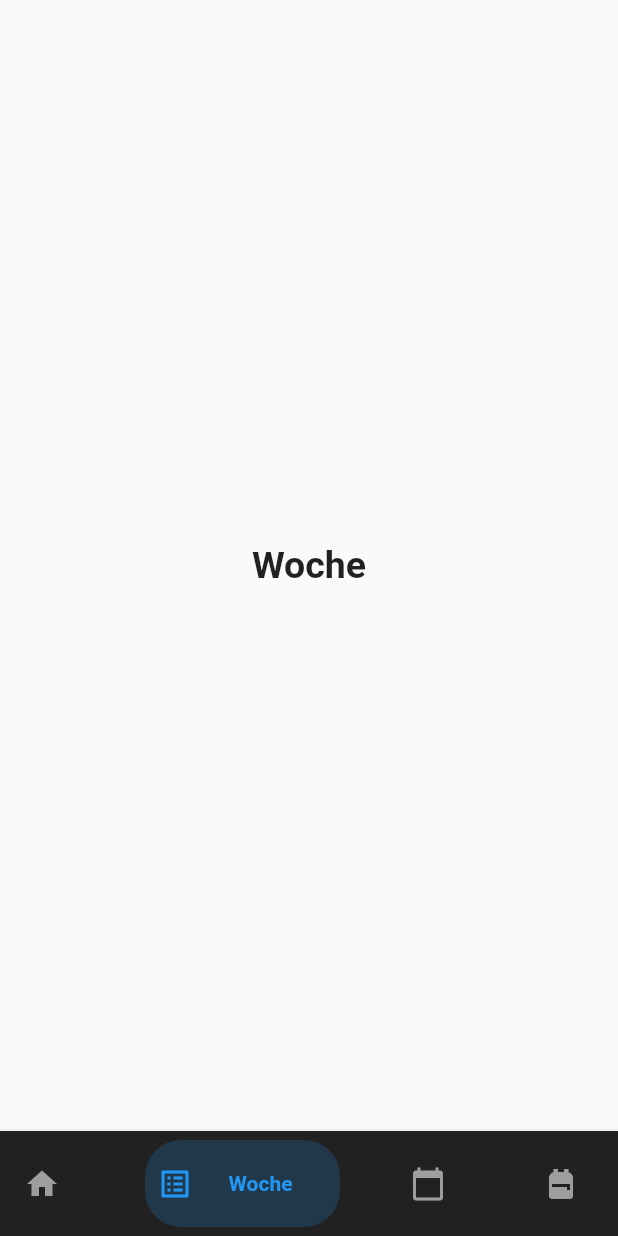
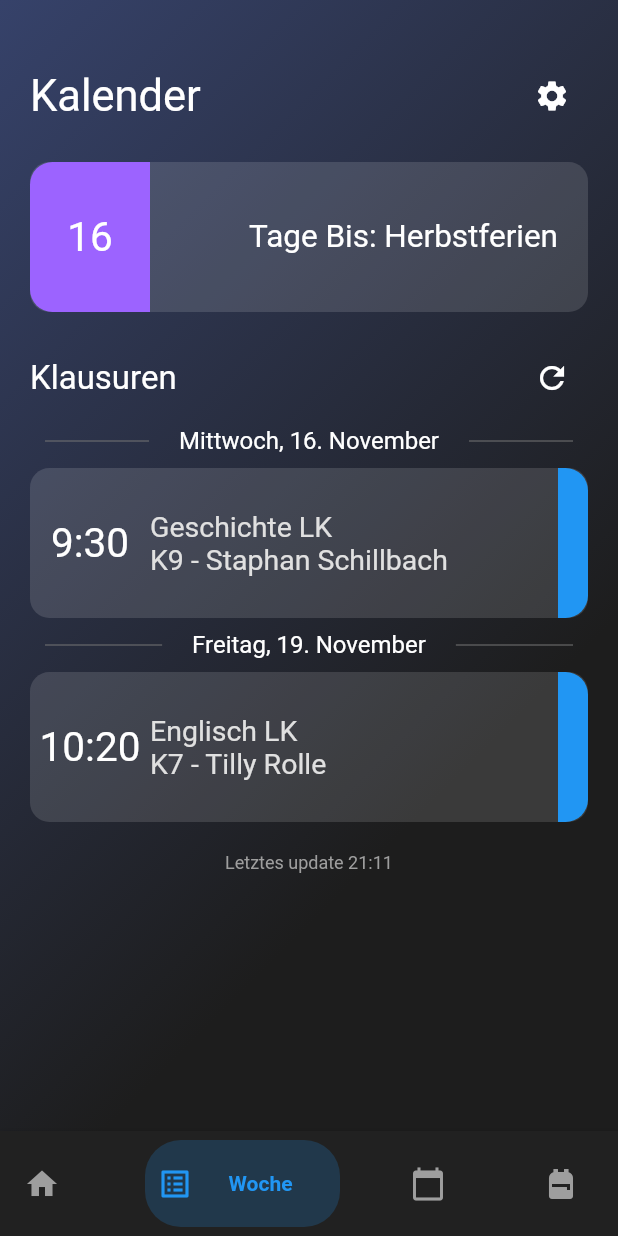
Before and after one commit to rjks-us/fcg-mobile-app, a Flutter app: the screen it shows after launch, item 2 of the bottom bar chosen, on a phone screen of 412 x 824 dp. Run offline on Flutter 3.47's test engine with Material 2 defaults, Android fonts, the phone set to English and light mode, and no system bars; our stand-ins replace device_info, shared_preferences; network calls fail; Roboto replaces fonts that are missing (Nunito-Regular, Nunito-SemiBold).

Commit message:
calendar implemented

```diff
--- a/lib/main.dart
+++ b/lib/main.dart
@@ -1,4 +1,5 @@
 import 'package:fcg_app/modal/modal_bottom_sheet.dart';
+import 'package:fcg_app/pages/calendar.dart';
 import 'package:fcg_app/pages/home.dart';
 import 'package:fcg_app/pages/tmp/custom_animated_bottom_bar.dart';
 import 'package:flutter/cupertino.dart';
@@ -93,11 +94,11 @@ class _MyHomePageState extends State<Home> {
     List<Widget> pages = [
       Container(
         alignment: Alignment.center,
-        child: HomeScreen(username: 'Tom'),
+        child: HomeScreen(username: 'Johanna'),
       ),
       Container(
         alignment: Alignment.center,
-        child: Text("Woche",style: TextStyle(fontSize: 25,fontWeight: FontWeight.bold),),
+        child: CalendarScreen(),
       ),
       Container(
         alignment: Alignment.center,
@@ -116,6 +117,58 @@ class _MyHomePageState extends State<Home> {
   }
 
 }
+
+class CalendarElement extends StatefulWidget {
+  const CalendarElement({Key? key, required this.time, required this.title, required this.subtitle, required this.date}) : super(key: key);
+
+  //final Map<String, dynamic> timetableObjects;
+
+  final String date, title, subtitle, time;
+
+  @override
+  _CalendarElementState createState() => _CalendarElementState();
+}
+
+class _CalendarElementState extends State<CalendarElement> {
+  @override
+  Widget build(BuildContext context) {
+    return Container(
+      margin: EdgeInsets.only(left: 20.0, right: 20.0),
+      child: Column(children: <Widget>[
+        Row(children: <Widget>[
+          Expanded(
+            child: new Container(
+                margin: const EdgeInsets.only(left: 10.0, right: 20.0),
+                child: Divider(
+                  color: Colors.grey.shade600,
+                  height: 36,
+                )),
+          ),
+          Text(
+            widget.date,
+            style: TextStyle(
+              fontSize: 16,
+                color: Colors.white
+            ),
+          ),
+          Expanded(
+            child: new Container(
+                margin: const EdgeInsets.only(left: 20.0, right: 10.0),
+                child: Divider(
+                  color: Colors.grey.shade600,
+                  height: 36,
+                )),
+          ),
+        ]),
+        InkWell(
+          child: CalenderElementBox(hour: widget.time, title: widget.title, subtitle: widget.subtitle, color: Colors.blue),
+          onTap: () => {showTimeTable(context, {"id": "1231", "message": "Klausur"})},
+        )
+      ]),
+    );
+  }
+}
+
 
 /*
 * Timetable element
@@ -173,6 +226,74 @@ class _TimetableElementState extends State<TimetableElement> {
     );
   }
 }
+
+class CalenderElementBox extends StatefulWidget {
+  const CalenderElementBox({Key? key, required this.hour, required this.title, required this.subtitle, required this.color}) : super(key: key);
+
+  final String hour, title, subtitle;
+  final Color color;
+
+  @override
+  _CalenderElementBoxState createState() => _CalenderElementBoxState();
+}
+
+class _CalenderElementBoxState extends State<CalenderElementBox> {
+  @override
+  Widget build(BuildContext context) {
+    return Container(
+      width: MediaQuery.of(context).size.width,
+      height: 100.0,
+      decoration: BoxDecoration(
+        borderRadius: BorderRadius.circular(13.0),
+        color: Color.fromRGBO(255, 255, 255, 0.13),
+      ),
+      child: Row(
+        mainAxisAlignment: MainAxisAlignment.spaceBetween,
+        children: <Widget>[
+          Container(
+            child: Row(
+              children: <Widget>[
+                Container(
+                  width: 80,
+                  height: 100,
+                  decoration: BoxDecoration(
+                    borderRadius: BorderRadius.only(
+                        topLeft: Radius.circular(15),
+                        bottomLeft: Radius.circular(15)),
+                  ),
+                  child: Center(
+                    child: Text(
+                      widget.hour,
+                      style: TextStyle(fontSize: 27.0, fontFamily: 'Nunito-SemiBold', color: Colors.white),
+                    ),
+                  ),
+                ),
+                Container(
+                  child: Text(
+                    widget.title + '\n' + widget.subtitle,
+                    style: TextStyle(fontSize: 19.0, fontFamily: 'Nunito-SemiBold', color: Colors.grey.shade300),
+                  ),
+                ),
+              ],
+            ),
+          ),
+          Container(
+            alignment: Alignment.centerRight,
+            width: 20,
+            height: 100,
+            decoration: BoxDecoration(
+                borderRadius: BorderRadius.only(
+                    topRight: Radius.circular(15),
+                    bottomRight: Radius.circular(15)),
+                color: widget.color
+            ),
+          ),
+        ],
+      ),
+    );
+  }
+}
+
 
 class TimetableElementBox extends StatefulWidget {
   const TimetableElementBox({Key? key, required this.hour, required this.title, required this.subtitle, required this.color}) : super(key: key);
--- a/lib/pages/calendar.dart
+++ b/lib/pages/calendar.dart
@@ -0,0 +1,121 @@
+import 'package:fcg_app/main.dart';
+import 'package:flutter/material.dart';
+import 'package:flutter/cupertino.dart';
+
+import '../modal/modal_bottom_sheet.dart';
+
+class CalendarScreen extends StatefulWidget {
+  const CalendarScreen({Key? key}) : super(key: key);
+
+  @override
+  _CalendarScreenState createState() => _CalendarScreenState();
+}
+
+class _CalendarScreenState extends State<CalendarScreen> {
+
+  void onSettingsPress() {
+    print('pressed settings button');
+  }
+
+  void onRefreshPress() {
+    print('pressed settings button');
+  }
+
+  @override
+  Widget build(BuildContext context) {
+    return SingleChildScrollView(
+      child: Container(
+          height: MediaQuery.of(context).size.height,
+          decoration: BoxDecoration(
+              gradient: LinearGradient(
+                  begin: Alignment.topLeft,
+                  end: Alignment.centerRight,
+                  colors: [
+                    Color.fromRGBO(54, 66, 106, 1),
+                    Color.fromRGBO(29, 29, 29, 1)
+                  ]
+              )
+          ),
+          child: new SingleChildScrollView(
+            child: Column(
+              mainAxisAlignment: MainAxisAlignment.start,
+              children: <Widget>[
+                Container(
+                    alignment: Alignment.topLeft,
+                    margin: EdgeInsets.only(left: 20.0, top: 40.0, right: 20.0),
+                    child: Row(
+                      mainAxisAlignment: MainAxisAlignment.spaceBetween,
+                      children: <Widget>[
+                        Container(
+                          child: Text(
+                            'Kalender',
+                            style: TextStyle(
+                                fontFamily: 'Nunito-Regular',
+                                fontSize: 29.0,
+                                color: Colors.white
+                            ),
+                          ),
+                        ),
+                        Container(
+                            alignment: Alignment.centerRight,
+                            child: IconButton(
+                              icon: Icon(
+                                Icons.settings,
+                                color: Colors.white,
+                              ),
+                              onPressed: () => {onSettingsPress()},
+                            )
+                        )
+                      ],
+                    )
+                ),
+                AlertBox(label: '16', text: 'Tage Bis: Herbstferien'),
+                Container(
+                    alignment: Alignment.topLeft,
+                    margin: EdgeInsets.only(left: 20.0, right: 20.0),
+                    child: Row(
+                      mainAxisAlignment: MainAxisAlignment.spaceBetween,
+                      children: <Widget>[
+                        Container(
+                          child: Text(
+                            'Klausuren',
+                            style: TextStyle(
+                                fontFamily: 'Nunito-Regular',
+                                fontSize: 22.0,
+                                color: Colors.white
+                            ),
+                          ),
+                        ),
+                        Container(
+                            alignment: Alignment.centerRight,
+                            child: IconButton(
+                              icon: Icon(
+                                Icons.refresh,
+                                color: Colors.white,
+                              ),
+                              onPressed: () => {onRefreshPress()},
+                            )
+                        )
+                      ],
+                    )
+                ),
+                CalendarElement(time: '9:30', title: 'Geschichte LK', subtitle: 'K9 - Staphan Schillbach', date: 'Mittwoch, 16. November',),
+                CalendarElement(time: '10:20', title: 'Englisch LK', subtitle: 'K7 - Tilly Rolle', date: 'Freitag, 19. November',),
+                Container(
+                  margin: EdgeInsets.all(20.0),
+                  child: Text(
+                    'Letztes update 21:11',
+                    style: TextStyle(
+                        fontFamily: 'Nunito-Regular',
+                        fontSize: 12.0,
+                        color: Colors.grey
+                    ),
+                  ),
+                )
+              ],
+            ),
+          )
+      ),
+    );
+  }
+}
--- a/lib/pages/home.dart
+++ b/lib/pages/home.dart
@@ -101,12 +101,12 @@ class _HomeScreenState extends State<HomeScreen> {
                       ],
                     )
                 ),
-                TimetableElement(time: '8:30', hour: '1.', title: 'Biologie GK-2', subtitle: 'Ch1 | Eike Lückerath', color: Colors.green, status: 0),
-                TimetableElement(time: '9:15', hour: '2.', title: 'Religion GK-4', subtitle: 'K6 | Veit Reiß', color: Colors.red, status: 1),
-                TimetableElement(time: '10:20', hour: '3.', title: 'Mathematik GK-3', subtitle: 'K8 | Liv Marqiass', color: Colors.yellow, status: 2),
-                TimetableElement(time: '11:05', hour: '4.', title: 'Mathematik GK-3', subtitle: 'K8 | Liv Marqiass', color: Colors.yellow, status: 2),
-                TimetableElement(time: '12:50', hour: '5.', title: 'Sport GK-1', subtitle: 'SCH | Liv Marqiass', color: Colors.green, status: 0),
-                TimetableElement(time: '13:25', hour: '6.', title: 'Sport GK-1', subtitle: 'SCH | Liv Marqiass', color: Colors.green, status: 0,),
+                TimetableElement(time: '8:30', hour: '1.', title: 'Biologie GK-2', subtitle: 'Ch1 - Eike Lückerath', color: Colors.green, status: 0),
+                TimetableElement(time: '9:15', hour: '2.', title: 'Religion GK-4', subtitle: 'K6 - Veit Reiß', color: Colors.red, status: 1),
+                TimetableElement(time: '10:20', hour: '3.', title: 'Mathematik GK-3', subtitle: 'K8 - Liv Marqiass', color: Colors.yellow, status: 2),
+                TimetableElement(time: '11:05', hour: '4.', title: 'Mathematik GK-3', subtitle: 'K8 - Liv Marqiass', color: Colors.yellow, status: 2),
+                TimetableElement(time: '12:50', hour: '5.', title: 'Sport GK-1', subtitle: 'SCH - Liv Marqiass', color: Colors.green, status: 0),
+                TimetableElement(time: '13:25', hour: '6.', title: 'Sport GK-1', subtitle: 'SCH - Liv Marqiass', color: Colors.green, status: 0,),
                 Container(
                   margin: EdgeInsets.all(20.0),
                   child: Text(
```
